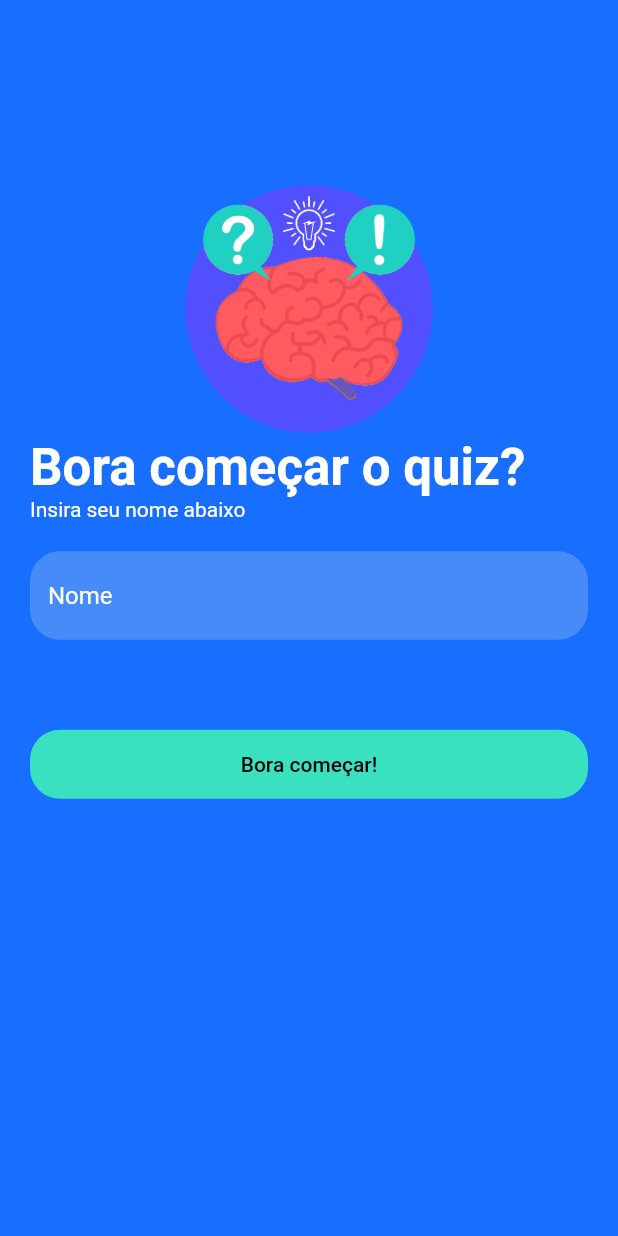
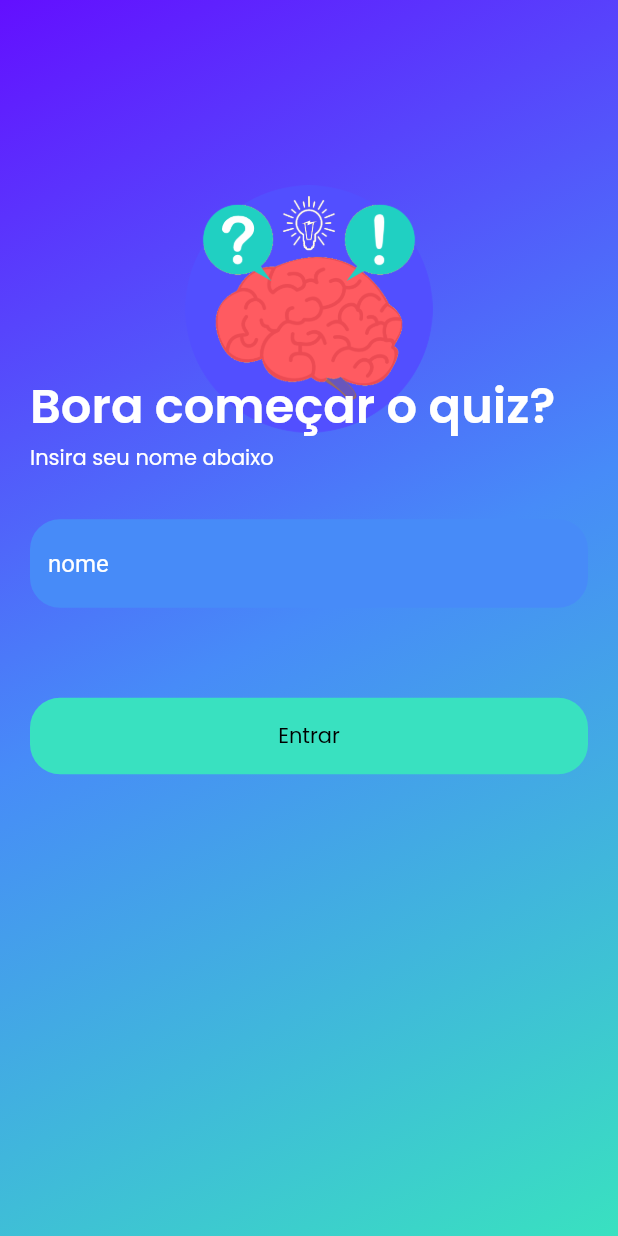
Before and after one commit to luizfrezende/quizzle, a Flutter app: the screen it shows after launch, on a phone screen of 412 x 824 dp. Run offline on Flutter 3.47's test engine with Material 2 defaults, Android fonts, the phone set to English and light mode, and no system bars; our stand-ins replace get; Roboto replaces fonts that are missing (OpenSans).

Commit message:
enh: add fonts, background degrade, add constants

```diff
--- a/lib/components/buttons.dart
+++ b/lib/components/buttons.dart
@@ -15,10 +15,10 @@ class ButtonStart extends StatelessWidget {
         padding: EdgeInsets.all(kDefaultPadding * 0.75), // 15
         decoration: BoxDecoration(
           color: lightGreen,
-          borderRadius: BorderRadius.all(Radius.circular(20)),
+          borderRadius: borderRadius,
         ),
         child: Text(
-          "Bora começar!",
+          "Entrar",
           style: Theme.of(context)
               .textTheme
               .labelLarge
--- a/lib/components/inputs.dart
+++ b/lib/components/inputs.dart
@@ -9,14 +9,14 @@ class InputName extends StatelessWidget {
   @override
   Widget build(BuildContext context) {
     return TextField(
-      style: TextStyle(color: whiteColor),
+      style: TextStyle(color: whiteColor, fontFamily: 'OpenSans'),
       decoration: InputDecoration(
         hintStyle: TextStyle(color: whiteColor),
         filled: true,
         fillColor: lightBlue,
         hintText: hintText,
         border: OutlineInputBorder(
-          borderRadius: BorderRadius.all(Radius.circular(20)),
+          borderRadius: borderRadius,
           borderSide: BorderSide.none,
         ),
       ),
--- a/lib/constants.dart
+++ b/lib/constants.dart
@@ -1,6 +1,6 @@
 import 'package:flutter/material.dart';
 
-const bgColorBlue = Color(0xFF186EFF);
+const bgColorBlue = Color.fromARGB(255, 99, 15, 255);
 const whiteColor = Color(0xFFFFFFFF);
 const lightBlue = Color.fromARGB(255, 71, 139, 248);
 const lightGreen = Color(0xFF39E1C0);
@@ -9,11 +9,6 @@ const kGreenColor = Color(0xFF6AC259);
 const kRedColor = Color(0xFFE92E30);
 const kGrayColor = Color(0xFFC1C1C1);
 const kBlackColor = Color(0xFF101010);
-const kPrimaryGradient = LinearGradient(
-  colors: [Color(0xFF46A0AE), Color(0xFF00FFCB)],
-  begin: Alignment.centerLeft,
-  end: Alignment.centerRight,
-);
 const kBackgroundGradient = LinearGradient(
   colors: [bgColorBlue, lightBlue],
   begin: Alignment.centerLeft,
@@ -21,3 +16,6 @@ const kBackgroundGradient = LinearGradient(
 );
 
 const double kDefaultPadding = 20.0;
+const double kDefaultTitle = 32;
+
+const borderRadius = BorderRadius.all(Radius.circular(20));
--- a/lib/main.dart
+++ b/lib/main.dart
@@ -14,6 +14,9 @@ class MyApp extends StatelessWidget {
       title: 'Aplicativo de perguntas',
       debugShowCheckedModeBanner: false,
       home: WelcomeScreen(),
+      theme: ThemeData(
+        fontFamily: 'Poppins',
+      ),
     );
   }
 }
--- a/lib/views/welcome_screen.dart
+++ b/lib/views/welcome_screen.dart
@@ -12,45 +12,54 @@ class WelcomeScreen extends StatelessWidget {
   Widget build(BuildContext context) {
     return Scaffold(
       backgroundColor: bgColorBlue,
-      body: Stack(
+      body: Container(
+        decoration: const BoxDecoration(
+          gradient: LinearGradient(
+            colors: [bgColorBlue, lightBlue, lightGreen],
+            begin: Alignment.topLeft,
+            end: Alignment.bottomRight,
+          ),
+        ),
+        child: Stack(
           children: [
             Positioned(
               top: Get.width * 0.3,
               left: Get.width * 0.3,
               child: Image.asset(
-              "assets/logo.png",
+                "assets/images/logo.png",
                 width: Get.width * 0.4,
               ),
             ),
             SafeArea(
               child: Padding(
-              padding: const EdgeInsets.symmetric(horizontal: kDefaultPadding),
+                padding:
+                    const EdgeInsets.symmetric(horizontal: kDefaultPadding),
                 child: Column(
                   crossAxisAlignment: CrossAxisAlignment.start,
                   children: [
-                  Spacer(flex: 2), //2/6
-                  Text(
+                    SizedBox(height: Get.height * 0.3), //2/6
+                    const Text(
                       "Bora começar o quiz?",
-                    style: Theme.of(context).textTheme.headlineMedium?.copyWith(
+                      style: TextStyle(
                           color: whiteColor,
-                          fontWeight: FontWeight.bold,
-                        ),
+                          fontSize: kDefaultTitle,
+                          fontWeight: FontWeight.bold),
                     ),
                     const Text("Insira seu nome abaixo",
                         style: TextStyle(color: whiteColor)),
-                  const SizedBox(height: kDefaultPadding),
-                  InputName(
-                    hintText: "Nome",
+                    const SizedBox(height: 30),
+                    const InputName(
+                      hintText: "nome",
                     ),
                     const SizedBox(height: 60), // 1/6
-                  ButtonStart(),
-                  Spacer(flex: 2), // it will take 2/6 spaces
+                    const ButtonStart(), // it will take 2/6 spaces
                   ],
                 ),
               ),
             ),
           ],
         ),
+      ),
     );
   }
 }
```
Also changed, not shown: pubspec.yaml (+9 -13 lines), assets/fonts/OpenSans-Light.ttf (added), assets/fonts/Poppins-Regular.ttf (added), assets/fonts/Poppins-SemiBold.ttf (added), assets/images/logo.png (renamed from assets/logo.png), assets/logo-2.png (deleted). Lines whose indentation alone changed are shown as unchanged.
